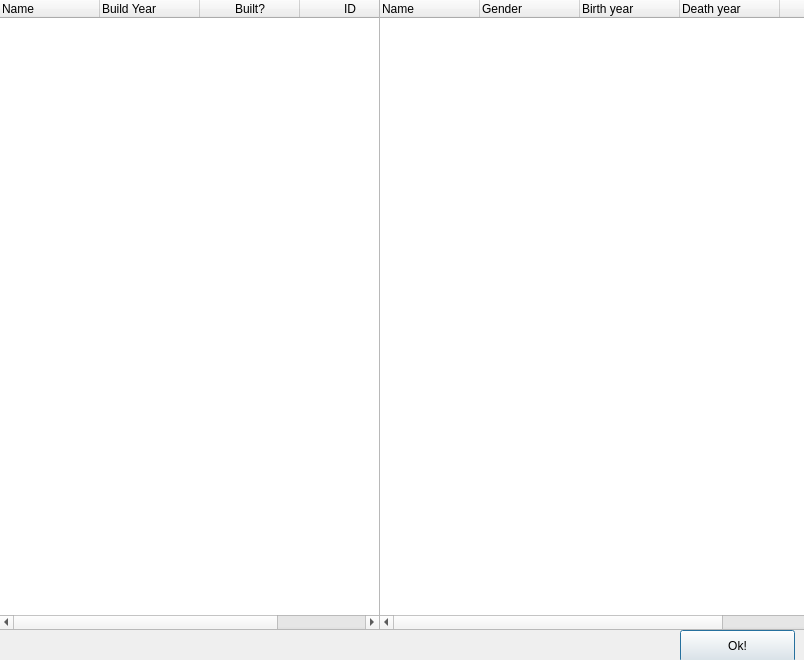
The window that addconnectionwindow.ui (Fanneyyy/hairy-ironman) describes before a commit, drawn with Qt 5.
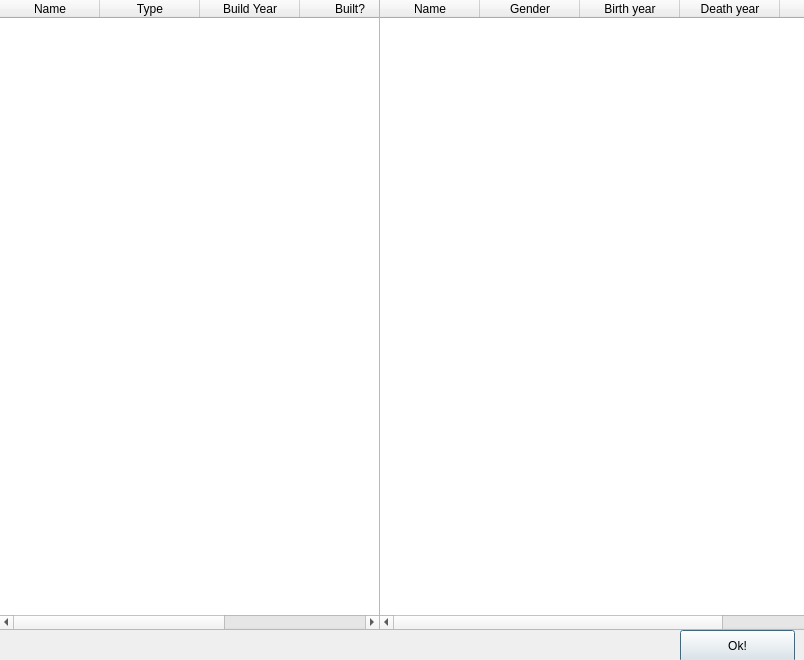
The same window after the commit.

```diff
--- a/addconnectionwindow.ui
+++ b/addconnectionwindow.ui
@@ -52,17 +52,16 @@
          <property name="text">
           <string>Name</string>
          </property>
-         <property name="textAlignment">
-          <set>AlignLeft|AlignVCenter</set>
+        </column>
+        <column>
+         <property name="text">
+          <string>Type</string>
          </property>
         </column>
         <column>
          <property name="text">
           <string>Build Year</string>
          </property>
-         <property name="textAlignment">
-          <set>AlignLeft|AlignVCenter</set>
-         </property>
         </column>
         <column>
          <property name="text">
@@ -113,33 +112,21 @@
          <property name="text">
           <string>Name</string>
          </property>
-         <property name="textAlignment">
-          <set>AlignLeft|AlignVCenter</set>
-         </property>
         </column>
         <column>
          <property name="text">
           <string>Gender</string>
          </property>
-         <property name="textAlignment">
-          <set>AlignLeft|AlignVCenter</set>
-         </property>
         </column>
         <column>
          <property name="text">
           <string>Birth year</string>
          </property>
-         <property name="textAlignment">
-          <set>AlignLeft|AlignVCenter</set>
-         </property>
         </column>
         <column>
          <property name="text">
           <string>Death year</string>
          </property>
-         <property name="textAlignment">
-          <set>AlignLeft|AlignVCenter</set>
-         </property>
         </column>
         <column>
          <property name="text">
```
